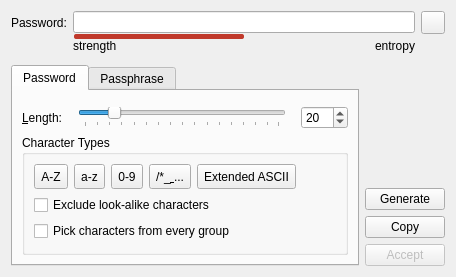
The window that src/gui/PasswordGeneratorWidget.ui (keepassxreboot/keepassxc) describes before a commit, drawn with Qt 5.
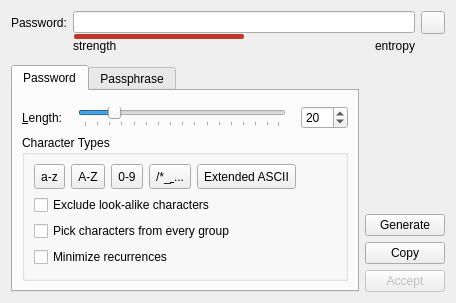
The same window after the commit. Custom widgets are drawn as their Qt base class.

Commit message:
Improve and extend password generator
Improve and extend password generator:
- Switch character group buttons 'a-z' and 'A-Z' to match group indices
  of algorithm
- Modify algorithm for 'Pick characters from every group' to actually do
  what the option says
- Add feature 'Minimize recurrences' (GUI option, config load/save,
  algorithm)

```diff
--- a/src/gui/PasswordGeneratorWidget.ui
+++ b/src/gui/PasswordGeneratorWidget.ui
@@ -197,31 +197,6 @@
              <layout class="QVBoxLayout" name="verticalLayout">
               <item>
                <layout class="QHBoxLayout" name="alphabetLayout" stretch="0,0,0,0,1,0">
-                <item>
-                 <widget class="QToolButton" name="checkBoxUpper">
-                  <property name="minimumSize">
-                   <size>
-                    <width>0</width>
-                    <height>25</height>
-                   </size>
-                  </property>
-                  <property name="focusPolicy">
-                   <enum>Qt::StrongFocus</enum>
-                  </property>
-                  <property name="toolTip">
-                   <string>Upper Case Letters</string>
-                  </property>
-                  <property name="text">
-                   <string notr="true">A-Z</string>
-                  </property>
-                  <property name="checkable">
-                   <bool>true</bool>
-                  </property>
-                  <attribute name="buttonGroup">
-                   <string notr="true">optionButtons</string>
-                  </attribute>
-                 </widget>
-                </item>
                 <item>
                  <widget class="QToolButton" name="checkBoxLower">
                   <property name="minimumSize">
@@ -247,6 +222,31 @@
                   </attribute>
                  </widget>
                 </item>
+                <item>
+                 <widget class="QToolButton" name="checkBoxUpper">
+                  <property name="minimumSize">
+                   <size>
+                    <width>0</width>
+                    <height>25</height>
+                   </size>
+                  </property>
+                  <property name="focusPolicy">
+                   <enum>Qt::StrongFocus</enum>
+                  </property>
+                  <property name="toolTip">
+                   <string>Upper Case Letters</string>
+                  </property>
+                  <property name="text">
+                   <string notr="true">A-Z</string>
+                  </property>
+                  <property name="checkable">
+                   <bool>true</bool>
+                  </property>
+                  <attribute name="buttonGroup">
+                   <string notr="true">optionButtons</string>
+                  </attribute>
+                 </widget>
+                </item>
                 <item>
                  <widget class="QToolButton" name="checkBoxNumbers">
                   <property name="minimumSize">
@@ -363,6 +363,16 @@
                 </attribute>
                </widget>
               </item>
+              <item>
+               <widget class="QCheckBox" name="checkBoxMinimizeRec">
+                <property name="text">
+                 <string>Minimize recurrences</string>
+                </property>
+                <attribute name="buttonGroup">
+                 <string notr="true">optionButtons</string>
+                </attribute>
+               </widget>
+              </item>
              </layout>
             </widget>
            </item>
```
Left out of the diff: 13 changed lines with no effect on the pictures. The commit also changes 3 other files.
